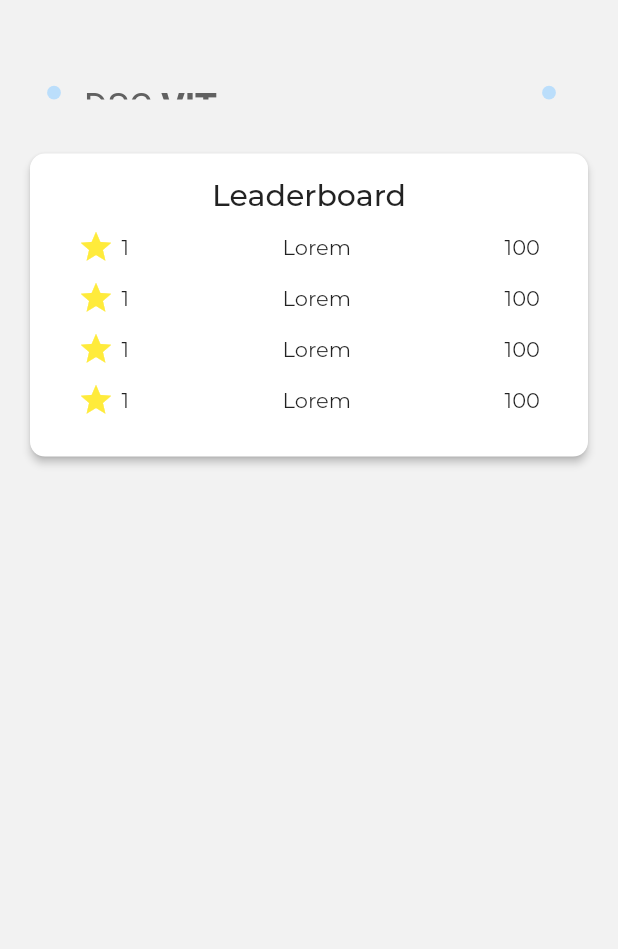
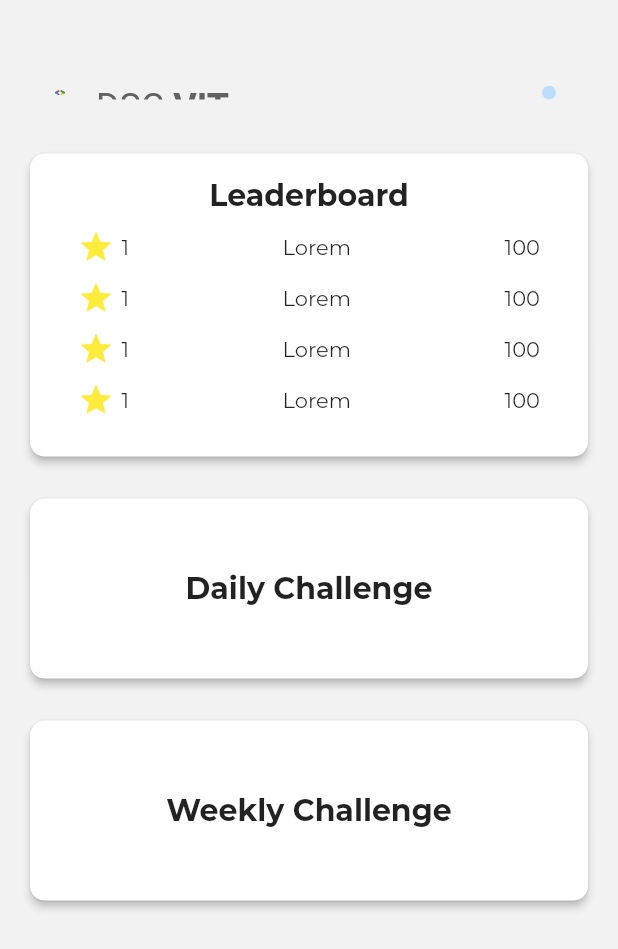
Before and after one commit to GDGVIT/dsc-challenge-app, a Flutter app: the screen it shows after launch, on a phone screen of 412 x 824 dp. Shown: the top 949 px of the screen. Run offline on Flutter 3.47's test engine with Material 2 defaults, Android fonts, the phone set to English and light mode, and no system bars; our stand-ins replace flutter_svg; project files that could hold a hidden picture were left out.

Commit message:
homepage changes, profile screen static UI added

```diff
--- a/lib/main.dart
+++ b/lib/main.dart
@@ -1,6 +1,8 @@
-import 'package:daily_mcq/screens/home_screen.dart';
-import 'package:daily_mcq/utils/global_themes.dart';
 import 'package:flutter/material.dart';
+
+import 'screens/home_screen.dart';
+import 'screens/profile_screen.dart';
+import 'utils/global_themes.dart';
 
 void main() {
   WidgetsFlutterBinding.ensureInitialized();
@@ -26,6 +28,7 @@ class MyApp extends StatelessWidget {
         buttonTheme: ButtonThemeData(
           disabledColor: disabledGrey,
           buttonColor: primaryColor,
+          // textTheme: ButtonTextTheme.primary,
           shape: RoundedRectangleBorder(
             borderRadius: borderRadius10,
           ),
@@ -38,10 +41,13 @@ class MyApp extends StatelessWidget {
         appBarTheme: AppBarTheme(
           color: canvasColor,
           elevation: 0,
-
         ),
       ),
       home: HomeScreen(),
+      routes: {
+        HomeScreen.routename: (_) => HomeScreen(),
+        ProfileScreen.routename: (_) => ProfileScreen(),
+      },
     );
   }
 }
--- a/lib/screens/home_screen.dart
+++ b/lib/screens/home_screen.dart
@@ -1,8 +1,12 @@
-import 'package:daily_mcq/utils/global_themes.dart';
+import 'package:daily_mcq/screens/profile_screen.dart';
 import 'package:flutter/cupertino.dart';
 import 'package:flutter/material.dart';
+import 'package:flutter_svg/flutter_svg.dart';
+
+import '../utils/global_themes.dart';
 
 class HomeScreen extends StatelessWidget {
+  static const routename = "/home";
   @override
   Widget build(BuildContext context) {
     return Scaffold(
@@ -15,7 +19,10 @@ class HomeScreen extends StatelessWidget {
               EdgeInsets.only(top: MediaQuery.of(context).size.height * 0.05),
           child: Row(
             children: <Widget>[
-              CircleAvatar(),
+              SvgPicture.asset(
+                "assets/images/dsc-logo-square.svg",
+                height: 48,
+              ),
               RichText(
                 text: TextSpan(
                   style: TextStyle(
@@ -34,8 +41,17 @@ class HomeScreen extends StatelessWidget {
                 ),
               ),
               Spacer(),
-              CircleAvatar(
-                radius: 30,
+              GestureDetector(
+                onTap: () => Navigator.push(
+                  context,
+                  MaterialPageRoute(
+                    builder: (context) => ProfileScreen(),
+                    fullscreenDialog: true,
+                  ),
+                ),
+                child: CircleAvatar(
+                  radius: 30,
+                ),
               ),
             ],
           ),
@@ -54,7 +70,7 @@ class HomeScreen extends StatelessWidget {
                 elevation: 2.3,
                 child: InkWell(
                   borderRadius: borderRadius10,
-                  onTap: (){},
+                  onTap: () {},
                   child: Container(
                     alignment: Alignment.center,
                     padding: EdgeInsets.symmetric(
@@ -66,10 +82,7 @@ class HomeScreen extends StatelessWidget {
                       children: <Widget>[
                         Text(
                           'Leaderboard',
-                          style: TextStyle(
-                            fontSize: 20,
-                            fontWeight: FontWeight.w500,
-                          ),
+                          style: boldHeading,
                         ),
                         SizedBox(
                           height: 10,
@@ -170,11 +183,51 @@ class HomeScreen extends StatelessWidget {
               SizedBox(
                 height: 20,
               ),
-              Card(),
+              Card(
+                shape: RoundedRectangleBorder(
+                  borderRadius: borderRadius10,
+                ),
+                elevation: 2.3,
+                child: InkWell(
+                  onTap: () {},
+                  borderRadius: borderRadius10,
+                  child: Container(
+                    alignment: Alignment.center,
+                    padding: EdgeInsets.symmetric(
+                      vertical: 48,
+                      horizontal: 32,
+                    ),
+                    child: Text(
+                      'Daily Challenge',
+                      style: boldHeading,
+                    ),
+                  ),
+                ),
+              ),
               SizedBox(
                 height: 20,
               ),
-              Card(),
+              Card(
+                shape: RoundedRectangleBorder(
+                  borderRadius: borderRadius10,
+                ),
+                elevation: 2.3,
+                child: InkWell(
+                  onTap: () {},
+                  borderRadius: borderRadius10,
+                  child: Container(
+                    alignment: Alignment.center,
+                    padding: EdgeInsets.symmetric(
+                      vertical: 48,
+                      horizontal: 32,
+                    ),
+                    child: Text(
+                      'Weekly Challenge',
+                      style: boldHeading,
+                    ),
+                  ),
+                ),
+              ),
               SizedBox(
                 height: 20,
               ),
--- a/lib/utils/global_themes.dart
+++ b/lib/utils/global_themes.dart
@@ -11,3 +11,12 @@ Color canvasColor = Color(0xfff2f2f2);
 Color disabledGrey = Color(0xffbbbbbb);
 
 BorderRadius borderRadius10 = BorderRadius.circular(10);
+
+TextStyle boldHeading = TextStyle(
+  fontSize: 20,
+  fontWeight: FontWeight.bold,
+);
+
+TextStyle greyText = TextStyle(
+  color: Colors.grey[700],
+);
--- a/pubspec.yaml
+++ b/pubspec.yaml
@@ -28,6 +28,7 @@ dependencies:
   # The following adds the Cupertino Icons font to your application.
   # Use with the CupertinoIcons class for iOS style icons.
   cupertino_icons: ^0.1.3
+  flutter_svg:
 
 dev_dependencies:
   flutter_test:
@@ -45,9 +46,8 @@ flutter:
   uses-material-design: true
 
   # To add assets to your application, add an assets section, like this:
-  # assets:
-  #   - images/a_dot_burr.jpeg
-  #   - images/a_dot_ham.jpeg
+  assets:
+    - assets/images/
 
   # An image asset can refer to one or more resolution-specific "variants", see
   # https://flutter.dev/assets-and-images/#resolution-aware.
```
Also changed, not shown: lib/screens/profile_screen.dart (added, +164 -0 lines), assets/images/dsc-logo-square.svg (added), pubspec.lock, 1 other file.
